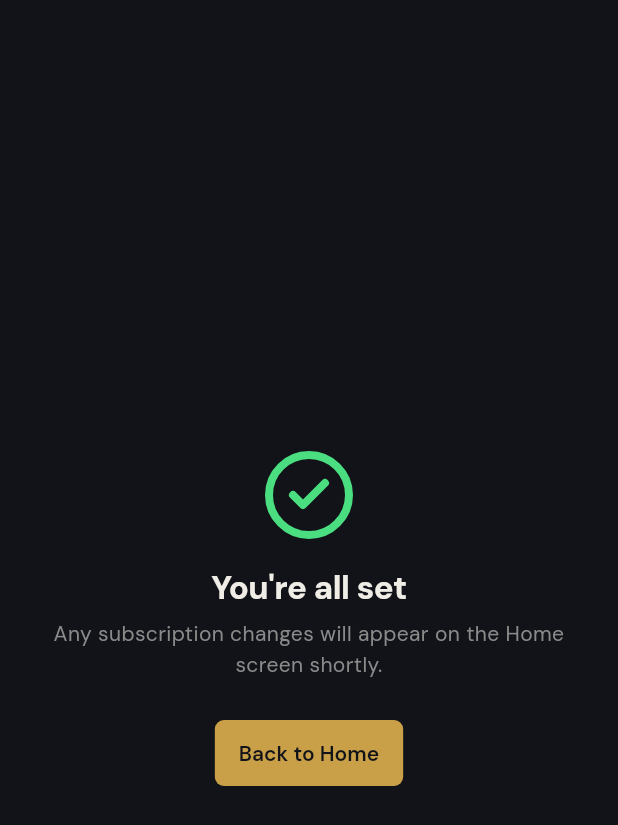
After one commit to vanguard-op/arkmask, a Flutter app: the BillingReturnScreen screen opened by its route, on a phone screen of 412 x 824 dp. The commit adds this screen. Shown: the top 825 px of the screen. Run offline on Flutter 3.47's test engine with Material 3 defaults, Android fonts, the phone set to English and light mode, and no system bars; our stand-ins replace cloud_firestore, dio, equatable, firebase_auth, firebase_core, firebase_messaging and 9 more; missing offline and left inert: gal; accounts and stored records are empty.

Commit message:
fix(billing): live credit/tier updates + working Checkout return redirect
Credit balance and tier were fetched via a one-shot GET /me/credits call
that only re-ran when the projects list snapshot happened to fire —
never on its own, and never in response to a Stripe webhook writing a
tier/credit change straight to the same Firestore profile document.
Every other piece of user data in this app is Firestore-realtime;
credits/tier had been the one REST-polled exception, which is why the
appbar pill (ProjectsCubit) and the Settings screen (SettingsCubit)
both required a manual app restart to reflect a change — and even a
restart only helped once the underlying Firestore write actually
happened.

Replace the one-shot fetch in both cubits with a live listener on
users/{uid}/profile/data.

Also fix Stripe Checkout/Portal's redirect target: success_url,
cancel_url, and the Portal's return_url defaulted to
https://arkmask.app/..., a domain that was never deployed. Checkout is
opened in the system browser (LaunchMode.externalApplication, not an
in-app WebView — required by Stripe's mobile guidance), so even a
resolving https URL couldn't hand control back to the app. Switch to
the app's own arkmask:// custom URL scheme (registered on both
platforms) with a new BillingReturnScreen/Routes.billingReturn deep
link, so completing or cancelling Checkout reopens ArkMask directly
instead of stranding the user on an unreachable page.

Neither of these fixes address a third, separate cause behind "the
upgrade doesn't reflect even after restart": if the webhook secret
configured on the backend belongs to a local `stripe listen` CLI
session rather than a real Dashboard-registered endpoint pointed at the
deployed Cloud Run URL, Stripe never delivers the event at all and
Firestore is never written to in the first place — no client-side fix
can compensate for that. Documented proper webhook setup (Dashboard
endpoint creation, retrieving the real signing secret, verifying
delivery) as a new Step 6b in infra/SETUP.md, which previously only
said "put a whsec_... here" with no explanation of where it comes from.

```diff
--- a/mobile/lib/core/router/router.dart
+++ b/mobile/lib/core/router/router.dart
@@ -11,6 +11,7 @@ import '../../features/player/screens/video_player_screen.dart';
 import '../../features/projects/screens/home_screen.dart';
 import '../../features/projects/screens/project_file_browser_screen.dart';
 import '../../features/provider_setup/screens/provider_setup_screen.dart';
+import '../../features/billing/screens/billing_return_screen.dart';
 import '../../features/billing/screens/upgrade_screen.dart';
 import '../../features/settings/screens/settings_screen.dart';
 import '../../features/usage/screens/usage_screen.dart';
@@ -185,6 +186,13 @@ GoRouter buildRouter({
         path: Routes.usage,
         builder: (context, state) => const UsageScreen(),
       ),
+      GoRoute(
+        path: Routes.billingReturn,
+        builder: (context, state) {
+          final status = state.uri.queryParameters['status'] ?? '';
+          return BillingReturnScreen(status: status);
+        },
+      ),
     ],
   );
 }
--- a/mobile/lib/core/router/routes.dart
+++ b/mobile/lib/core/router/routes.dart
@@ -39,6 +39,17 @@ abstract final class Routes {
   /// Upgrade / Paywall Screen.
   static const String upgrade = '/upgrade';
 
+  /// Billing return screen — the target of Stripe Checkout's success_url /
+  /// cancel_url and the Customer Portal's return_url (see
+  /// backend/app/config.py), all set to `arkmask://billing-return?status=...`.
+  /// Stripe Checkout/Portal is opened in the system browser
+  /// (LaunchMode.externalApplication — see upgrade_screen.dart), so a plain
+  /// https URL can't hand control back to the app; this custom-scheme deep
+  /// link can (see the arkmask:// intent-filter / CFBundleURLTypes entries
+  /// in AndroidManifest.xml / Info.plist). Distinguishes success/cancel/
+  /// portal via the `status` query parameter.
+  static const String billingReturn = '/billing-return';
+
   // ── Editor screens (Phase 2+) — declared here as stubs for router skeleton ─
 
   static const String storyEditor = '/project/:projectName/story';
--- /dev/null
+++ b/mobile/lib/features/billing/screens/billing_return_screen.dart
@@ -0,0 +1,96 @@
+import 'package:flutter/material.dart';
+import 'package:go_router/go_router.dart';
+import 'package:lucide_flutter/lucide_flutter.dart';
+
+import '../../../core/router/routes.dart';
+import '../../../core/theme/app_colors.dart';
+import '../../../core/theme/app_spacing.dart';
+import '../../../core/theme/app_text_styles.dart';
+
+/// Billing Return Screen — the in-app landing point for
+/// `arkmask://billing-return?status=success|cancel|portal`.
+///
+/// Stripe Checkout and the Customer Portal are opened in the system browser
+/// (`LaunchMode.externalApplication` — see `upgrade_screen.dart`), which
+/// means Stripe's `success_url` / `cancel_url` / Portal `return_url` (see
+/// `backend/app/config.py`) can't be a plain in-app route — they have to be
+/// a URL the OS can hand back to this app. `arkmask://billing-return` is
+/// that URL; this screen is what the user actually sees when it resolves.
+///
+/// No manual credit/tier refetch is needed here: [ProjectsCubit] listens to
+/// the user's Firestore profile document in real time, so by the time the
+/// user lands back on Home, an already-processed Stripe webhook's tier/
+/// credit update is reflected automatically. If the webhook hasn't finished
+/// processing yet (a race with the redirect), it will apply moments later
+/// with no further action from the user — see ProjectsCubit._profileSub.
+class BillingReturnScreen extends StatelessWidget {
+  const BillingReturnScreen({super.key, required this.status});
+
+  /// `'success'`, `'cancel'`, or `'portal'` — from the `status` query param.
+  /// Falls back to a neutral "you're all set" message for any other value.
+  final String status;
+
+  @override
+  Widget build(BuildContext context) {
+    final isDark = Theme.of(context).brightness == Brightness.dark;
+    final (icon, iconColor, title, message) = switch (status) {
+      'success' => (
+          LucideIcons.checkCircle2,
+          isDark ? AppColors.stateDoneDark : AppColors.stateDoneLight,
+          'Payment successful',
+          'Your plan is being upgraded. Your new credit balance and tier '
+              'will appear on the Home screen within a few seconds.',
+        ),
+      'cancel' => (
+          LucideIcons.xCircle,
+          isDark ? AppColors.textTertiaryDark : AppColors.textTertiaryLight,
+          'Checkout cancelled',
+          'No changes were made to your plan. You can try again anytime '
+              'from the Upgrade screen.',
+        ),
+      _ => (
+          LucideIcons.checkCircle2,
+          isDark ? AppColors.stateDoneDark : AppColors.stateDoneLight,
+          "You're all set",
+          'Any subscription changes will appear on the Home screen shortly.',
+        ),
+    };
+
+    return Scaffold(
+      body: SafeArea(
+        child: Padding(
+          padding: const EdgeInsets.all(AppSpacing.s6),
+          child: Center(
+            child: Column(
+              mainAxisSize: MainAxisSize.min,
+              children: [
+                Icon(icon, size: 64, color: iconColor),
+                const SizedBox(height: AppSpacing.s4),
+                Text(
+                  title,
+                  style: AppTextStyles.h1(context),
+                  textAlign: TextAlign.center,
+                ),
+                const SizedBox(height: AppSpacing.s2),
+                Text(
+                  message,
+                  style: AppTextStyles.body(context).copyWith(
+                    color: isDark
+                        ? AppColors.textSecondaryDark
+                        : AppColors.textSecondaryLight,
+                  ),
+                  textAlign: TextAlign.center,
+                ),
+                const SizedBox(height: AppSpacing.s6),
+                ElevatedButton(
+                  onPressed: () => context.go(Routes.home),
+                  child: const Text('Back to Home'),
+                ),
+              ],
+            ),
+          ),
+        ),
+      ),
+    );
+  }
+}
```
Also changed, not shown: mobile/lib/core/api/ark_mask_api_client.dart (+8 -0 lines), mobile/lib/features/projects/cubit/projects_cubit.dart (+45 -20 lines), mobile/lib/features/settings/cubit/settings_cubit.dart (+44 -11 lines), 4 other files.
